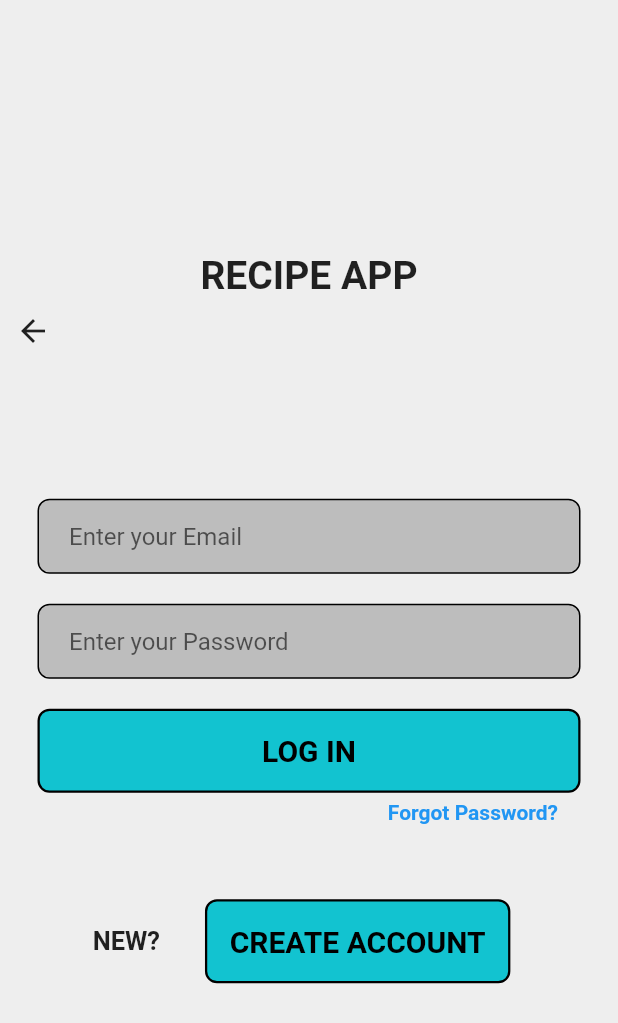
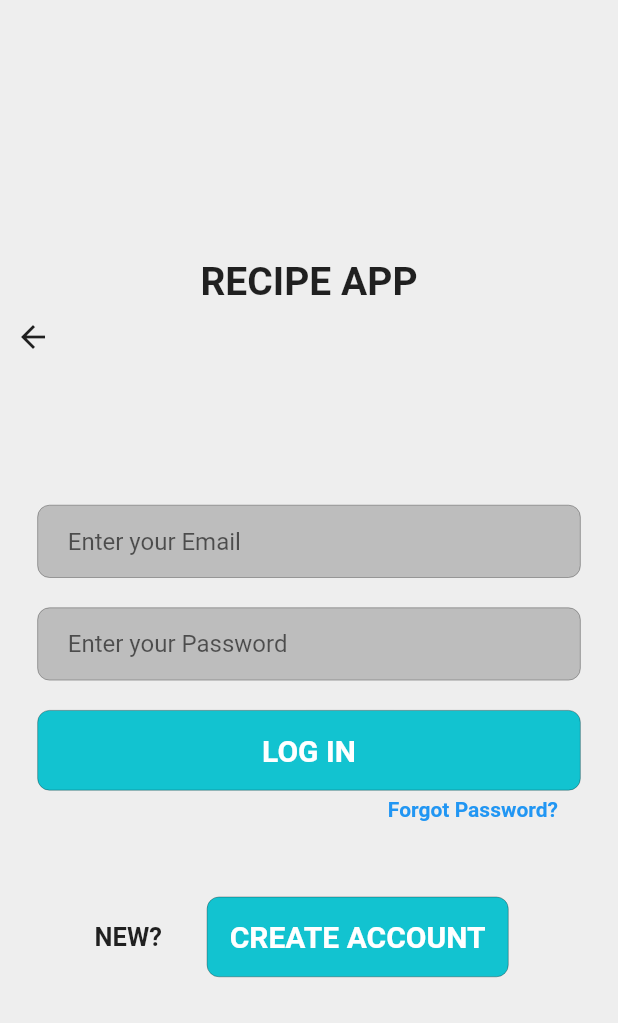
Before and after one commit to shadkasera/receip_app, a Flutter app: the screen it shows after launch, after a tap on "GET STARTED", on a phone screen of 412 x 824 dp. Shown: the top 1023 px of the screen. Run offline on Flutter 3.47's test engine with Material 2 defaults, Android fonts, the phone set to English and light mode, and no system bars.

Commit message:
updated profile dart files

```diff
--- a/lib/login.dart
+++ b/lib/login.dart
@@ -64,7 +64,7 @@ class LogInPage extends StatelessWidget {
                       color: Colors.grey[400],
                       border: Border.all(
                         color: Colors.black,
-                        width: 1.0,
+                        width: 0.2,
                       ),
                       borderRadius: BorderRadius.circular(8),
                     ),
@@ -90,7 +90,7 @@ class LogInPage extends StatelessWidget {
                       color: Colors.grey[400],
                       border: Border.all(
                         color: Colors.black,
-                        width: 1.0,
+                        width: 0.2,
                       ),
                       borderRadius: BorderRadius.circular(8),
                     ),
@@ -127,12 +127,13 @@ class LogInPage extends StatelessWidget {
                       decoration: BoxDecoration(
                         color: const Color.fromRGBO(18, 195, 208, 1),
                         borderRadius: BorderRadius.circular(8),
-                          border: Border.all(color: Colors.black, width: 1.5)),
+                        border: Border.all(color: Colors.black, width: 0.2),
+                      ),
                       child: const Center(
                         child: Text(
                           'LOG IN',
                           style: TextStyle(
-                            color: Colors.black,
+                            color: Colors.white,
                             fontWeight: FontWeight.bold,
                             fontSize: 20,
                           ),
@@ -150,9 +151,9 @@ class LogInPage extends StatelessWidget {
                   padding: const EdgeInsets.only(right: 40),
                   child: Row(
                     mainAxisAlignment: MainAxisAlignment.end,
-                    children:  [
-                      GestureDetector(onTap: () {
-
+                    children: [
+                      GestureDetector(
+                        onTap: () {
                           //   Navigator.push(
                           //   context,
                           //   MaterialPageRoute(
@@ -181,7 +182,8 @@ class LogInPage extends StatelessWidget {
                       padding: EdgeInsets.all(10.0),
                       child: Text(
                         'NEW?',
-                        style: TextStyle(fontWeight: FontWeight.bold,fontSize: 17),
+                        style: TextStyle(
+                            fontWeight: FontWeight.bold, fontSize: 17),
                       ),
                     ),
                     Padding(
@@ -200,13 +202,13 @@ class LogInPage extends StatelessWidget {
                           decoration: BoxDecoration(
                             color: const Color.fromRGBO(18, 195, 208, 1),
                             borderRadius: BorderRadius.circular(8),
-                              border:
-                                  Border.all(color: Colors.black, width: 1.5)),
+                            border: Border.all(color: Colors.black, width: 0.2),
+                          ),
                           child: const Center(
                             child: Text(
                               'CREATE ACCOUNT',
                               style: TextStyle(
-                                color: Colors.black,
+                                color: Colors.white,
                                 fontWeight: FontWeight.bold,
                                 fontSize: 20,
                               ),
```
Lines whose indentation alone changed are shown as unchanged.
